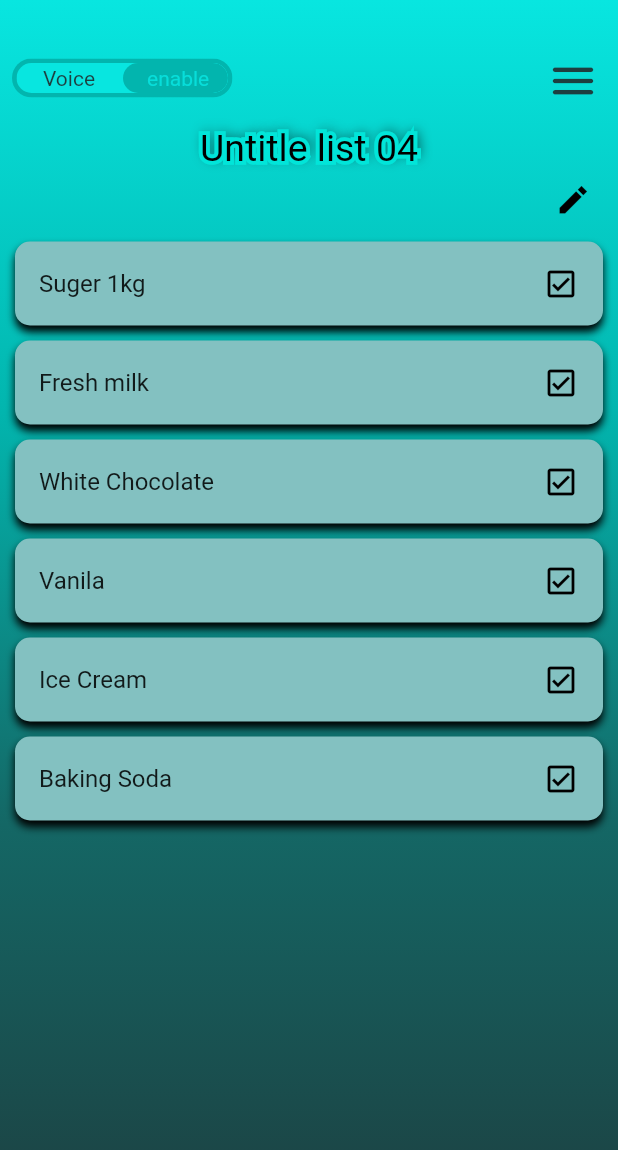
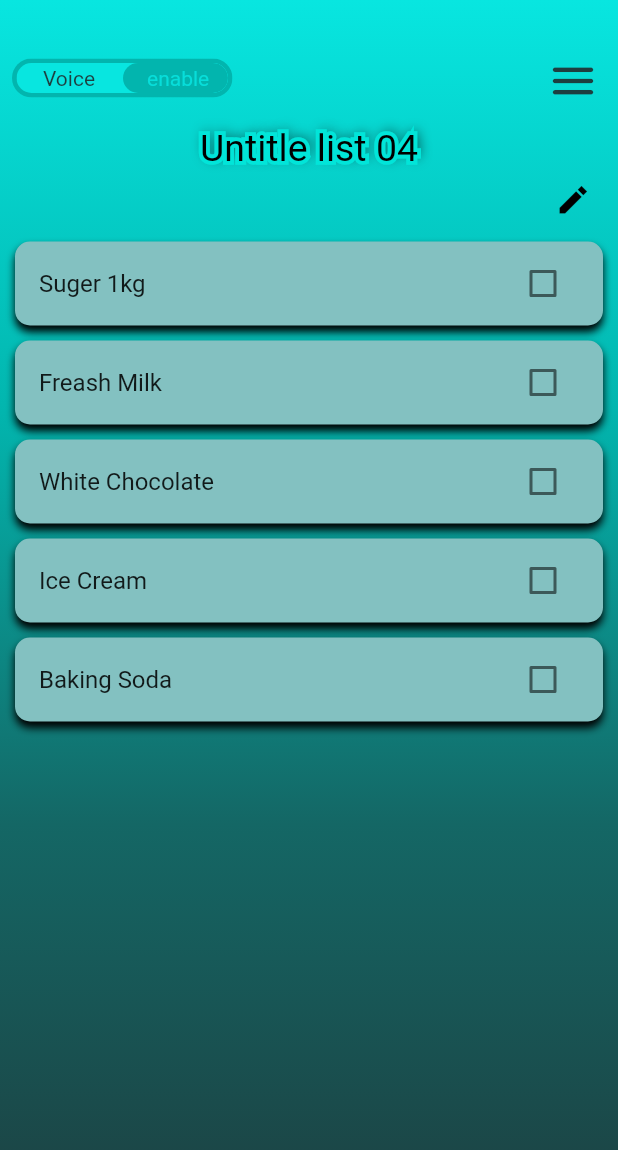
Before and after one commit to ListMe-MP/list_me, a Flutter app: the CheckList screen opened directly, after a tap on the "arrow forward" icon, on a phone screen of 412 x 824 dp. Shown: the top 1150 px of the screen. Run offline on Flutter 3.47's test engine with Material 2 defaults, Android fonts, the phone set to English and light mode, and no system bars; drawn by our look-alikes of toggle_switch; our stand-ins replace google_fonts, ionicons, smooth_page_indicator, syncfusion_flutter_charts; Roboto replaces fonts that are missing (Castoro).

Commit message:
edited the check box functionality

```diff
--- a/lib/screens/Untitled_List_04_page.dart
+++ b/lib/screens/Untitled_List_04_page.dart
@@ -2,32 +2,44 @@
 
 import 'package:flutter/material.dart';
 import 'package:google_fonts/google_fonts.dart';
+import 'package:list_me/screens/create_list.dart';
 
 import '../components/background.dart';
 import '../components/colors.dart';
 import '../components/maintitle.dart';
 import '../components/top_bar.dart';
 import '../utils/navigationMenu.dart';
+import 'Settings_page.dart';
 
 class CheckList04 extends StatefulWidget {
   String? data;
    CheckList04({super.key,this.data});
 
-  List<String>foodItems = [
-    'Suger 1kg',
-    'Fresh milk',
-    'White Chocolate',
-    'Vanila',
-    'Ice Cream',
-    'Baking Soda',
+   final List<Map<String, dynamic>> foodItems = [
+    {"foodItems": "Suger 1kg", "ischecked": false},
+    {"foodItems": "Freash Milk", "ischecked": false},
+    {"foodItems": "White Chocolate", "ischecked": false},
+     {"foodItems": "Ice Cream", "ischecked": false},
+      {"foodItems": "Baking Soda", "ischecked": false},
+    // ... Add more items here
 ];
+
+  // List<String>foodItems = [
+  //   'Suger 1kg',
+  //   'Fresh milk',
+  //   'White Chocolate',
+  //   'Vanila',
+  //   'Ice Cream',
+  //   'Baking Soda',
+  // ];
 
   @override
   State<CheckList04> createState() => _CheckList04State();
 }
 
 class _CheckList04State extends State<CheckList04> {
-  @override
+  bool? isChecked = false;
+
   Widget build(BuildContext context) {
     return Scaffold(
       body:  Stack(
@@ -77,7 +89,11 @@ class _CheckList04State extends State<CheckList04> {
        Container(
          margin: EdgeInsets.only(right: 10),
          width: double.infinity,
-         child: IconButton(onPressed: () {},
+         child: IconButton(onPressed: () {
+          Navigator.push(context, MaterialPageRoute(builder: (BuildContext context) {
+            return CreateList();
+           },),);
+         },
            icon: Icon(Icons.mode_edit_outline_sharp),
            color: Colors.black,
            alignment: Alignment.topRight,
@@ -103,22 +119,44 @@ class _CheckList04State extends State<CheckList04> {
          ),
           ]
          ),
+              //     child: ListTile(
+              // title: Text(widget.foodItems[index]['foodItems']),
+              //   trailing: Checkbox(
+              //    value: widget.foodItems[index]['ischecked'],
+              //       activeColor: Color.fromARGB(255, 69, 124, 243),
+              //      tristate: true, // Fix typo here
+              //     onChanged: (newBool) {
+              //     setState(() {
+              //         widget.foodItems[index]['ischecked'] = newBool;
+              //              });
+              //              },
+              //              ),
               child: ListTile(
-                    title: Text(widget.foodItems[index]),
-                    trailing: Icon(Icons.check_box_outlined),
-                    iconColor: Colors.black,
+              title: Text(widget.foodItems[index]['foodItems']),
+                trailing: Checkbox(
+                 value: widget.foodItems[index]['ischecked']== true,
+                    activeColor: Color.fromRGBO(131, 193, 193, 1),
+                    checkColor: Colors.black,
+                   tristate: true, // Fix typo here
+                  onChanged: (newBool) {
+                  setState(() {
+                     if (newBool == null || newBool) {
+                      widget.foodItems[index]['ischecked'] = newBool;
+                   } });
+                           },
+                           ),
+
                              ),
                            );
                           },
                        ),
+                    ),
+                  ],
+                 ),
+               ),
 
-       ), ],
-
-               ),
-        ),  ],
+            ],
           ),
         );
-
-
      }
 }
--- a/lib/screens/check_list.dart
+++ b/lib/screens/check_list.dart
@@ -4,11 +4,13 @@ import 'package:flutter/material.dart';
 import 'package:flutter/rendering.dart';
 import 'package:list_me/components/background.dart';
 import 'package:list_me/components/colors.dart';
+import 'package:list_me/components/itemcard.dart';
 import 'package:list_me/components/maintitle.dart';
 import 'package:list_me/components/top_bar.dart';
 import 'package:list_me/screens/Untitled_List_04_page.dart';
 
 import '../utils/navigationMenu.dart';
+import 'create_list.dart';
 
 class CheckList extends StatelessWidget {
    CheckList({super.key});
@@ -69,9 +71,7 @@ class CheckList extends StatelessWidget {
                                         title: Text(items[index]),
                                         trailing:  IconButton(onPressed: () {
                                           Navigator.push(context, MaterialPageRoute(builder: (BuildContext context){
-
-
-                                            return CheckList04(data:items[index]);
+                                           return CheckList04(data:items[index]);
                                           },),);
                                         },
                                    icon: Icon(Icons.arrow_forward),
@@ -83,11 +83,25 @@ class CheckList extends StatelessWidget {
                                  ),
 
                                  ),
-                                  IconButton(onPressed: () {},
+                                  IconButton(onPressed: () {
+                                    Navigator.push(context, MaterialPageRoute(builder: (BuildContext context){
+                                       return CreateList();
+                                    },),);
+                                  },
                                  icon: Icon(Icons.mode_edit_outline_sharp),
                                   color:Colors.black,
                               ),
-                                IconButton(onPressed: () {},
+                                IconButton(onPressed: () {
+                                  // void removeItem(int index) {
+                                  //   final Item = items.removeAt(index);
+
+
+                                  // key?.currentState.removeItem(
+                                  //   index,
+                                  //   (context, Animation) => buildItem (items, index)
+                                  // );
+                                  // },
+                                },
                                icon: Icon(Icons.delete),
                                color:Colors.black,
                              ),
@@ -107,4 +121,6 @@ class CheckList extends StatelessWidget {
       ),
     );
   }
+
+  buildItem(List<String> items, int index) {}
 }
```
Lines whose indentation alone changed are shown as unchanged.
